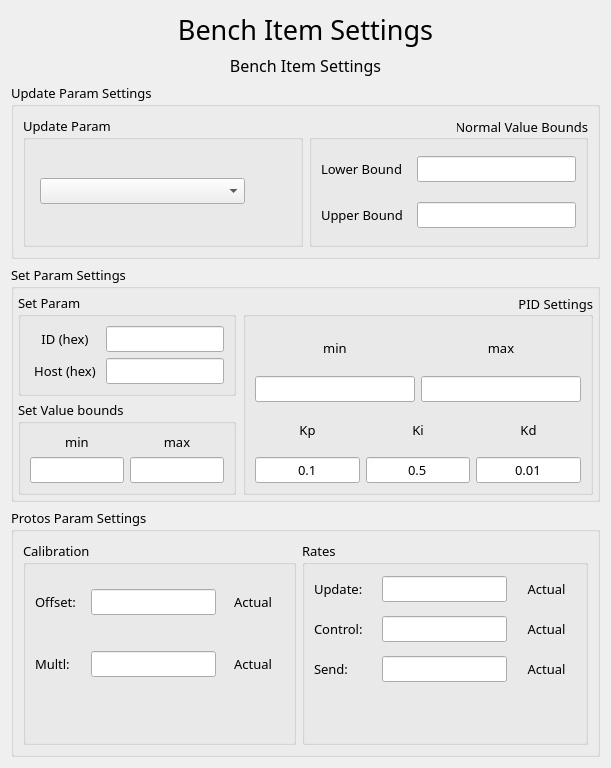
Qt form BenchItem/benchitemsettingsdlg.ui (SundaySW/PumpBenchController) before a commit.
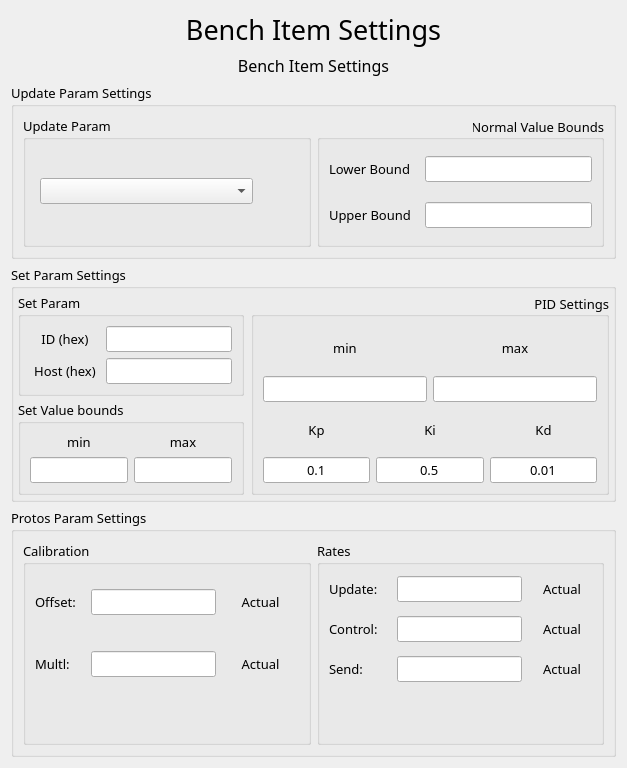
The same form after that commit. Icons and pictures are not drawn.

The edit to the form file:
```diff
--- a/BenchItem/benchitemsettingsdlg.ui
+++ b/BenchItem/benchitemsettingsdlg.ui
@@ -6,7 +6,7 @@
    <rect>
     <x>0</x>
     <y>0</y>
-    <width>611</width>
+    <width>627</width>
     <height>718</height>
    </rect>
   </property>
@@ -101,7 +101,7 @@
              <property name="minimumSize">
               <size>
                <width>200</width>
-               <height>25</height>
+               <height>0</height>
               </size>
              </property>
             </widget>
```
